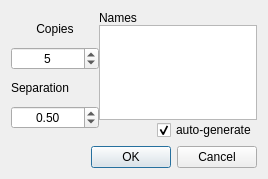
Above: qtfuzzylite/ui/Wizard.ui from fuzzylite/fuzzylite before the change. Below: the same form after it.
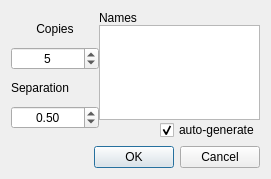
That is the form after the change.

```diff
--- a/qtfuzzylite/ui/Wizard.ui
+++ b/qtfuzzylite/ui/Wizard.ui
@@ -9,7 +9,7 @@
    <rect>
     <x>0</x>
     <y>0</y>
-    <width>268</width>
+    <width>271</width>
     <height>179</height>
    </rect>
   </property>
```
Left out of the diff: 4 changed lines with no effect on the pictures.
